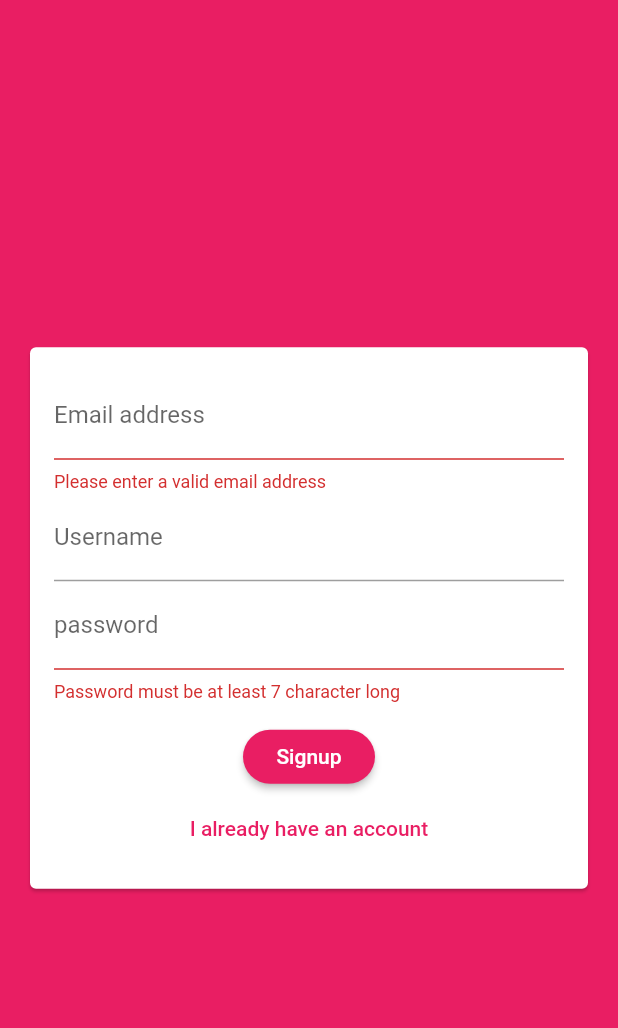
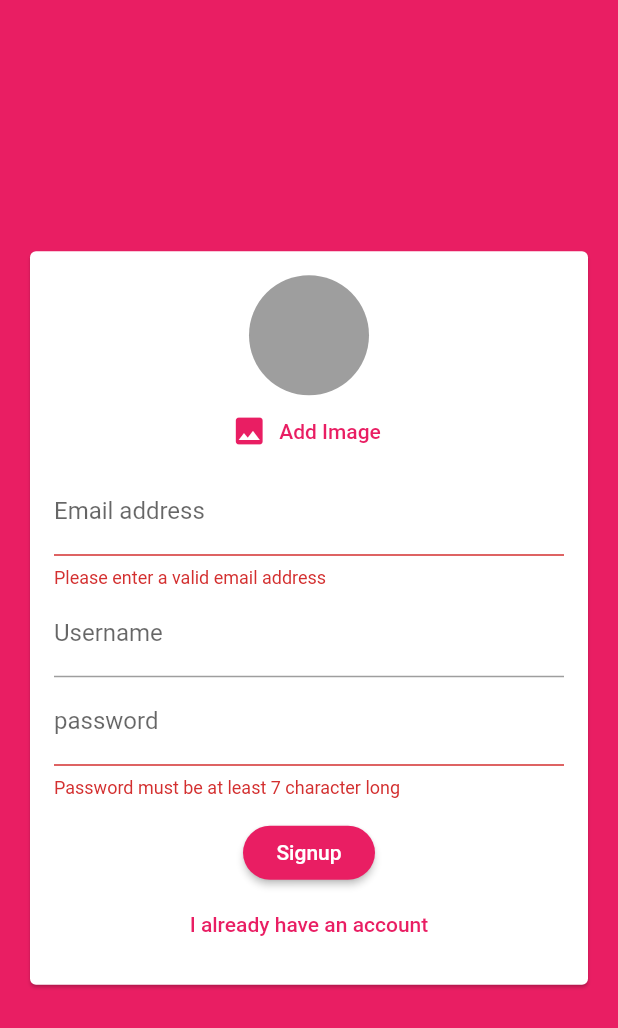
Before and after one commit to absolute-nil/flutter-chat-app, a Flutter app: the screen it shows after launch, after a tap on "Login", after a tap on "create new account", on a phone screen of 412 x 824 dp. Shown: the top 1028 px of the screen. Run offline on Flutter 3.47's test engine with Material 2 defaults, Android fonts, the phone set to English and light mode, and no system bars; our stand-ins replace cloud_firestore, firebase_auth, image_picker; accounts and stored records are empty.

Commit message:
add user image picker for profile pic

```diff
--- a/lib/widgets/auth/auth_form.dart
+++ b/lib/widgets/auth/auth_form.dart
@@ -1,3 +1,4 @@
+import 'package:chat_app/widgets/pickers/user_image_picker.dart';
 import 'package:flutter/material.dart';
 
 class AuthForm extends StatefulWidget {
@@ -44,6 +45,7 @@ class _AuthFormState extends State<AuthForm> {
               child: Column(
                 mainAxisSize: MainAxisSize.min,
                 children: [
+                  if (!_isLogin) UserImagePicker(),
                   TextFormField(
                     key: ValueKey('email'),
                     validator: (value) {
--- /dev/null
+++ b/lib/widgets/pickers/user_image_picker.dart
@@ -0,0 +1,42 @@
+import 'dart:io';
+
+import 'package:flutter/material.dart';
+import 'package:image_picker/image_picker.dart';
+
+class UserImagePicker extends StatefulWidget {
+  @override
+  _UserImagePickerState createState() => _UserImagePickerState();
+}
+
+class _UserImagePickerState extends State<UserImagePicker> {
+  File _pickedImage;
+  final picker = ImagePicker();
+  void _pickImage() async {
+    final pickedFile = await picker.getImage(source: ImageSource.camera);
+
+    setState(() {
+      if (pickedFile != null) {
+        _pickedImage = File(pickedFile.path);
+      }
+    });
+  }
+
+  @override
+  Widget build(BuildContext context) {
+    return Column(
+      children: [
+        CircleAvatar(
+          radius: 40,
+          backgroundColor: Colors.grey,
+          backgroundImage:
+              _pickedImage != null ? FileImage(_pickedImage) : null,
+        ),
+        FlatButton.icon(
+            textColor: Theme.of(context).primaryColor,
+            onPressed: _pickImage,
+            icon: Icon(Icons.image),
+            label: Text('Add Image')),
+      ],
+    );
+  }
+}
```
